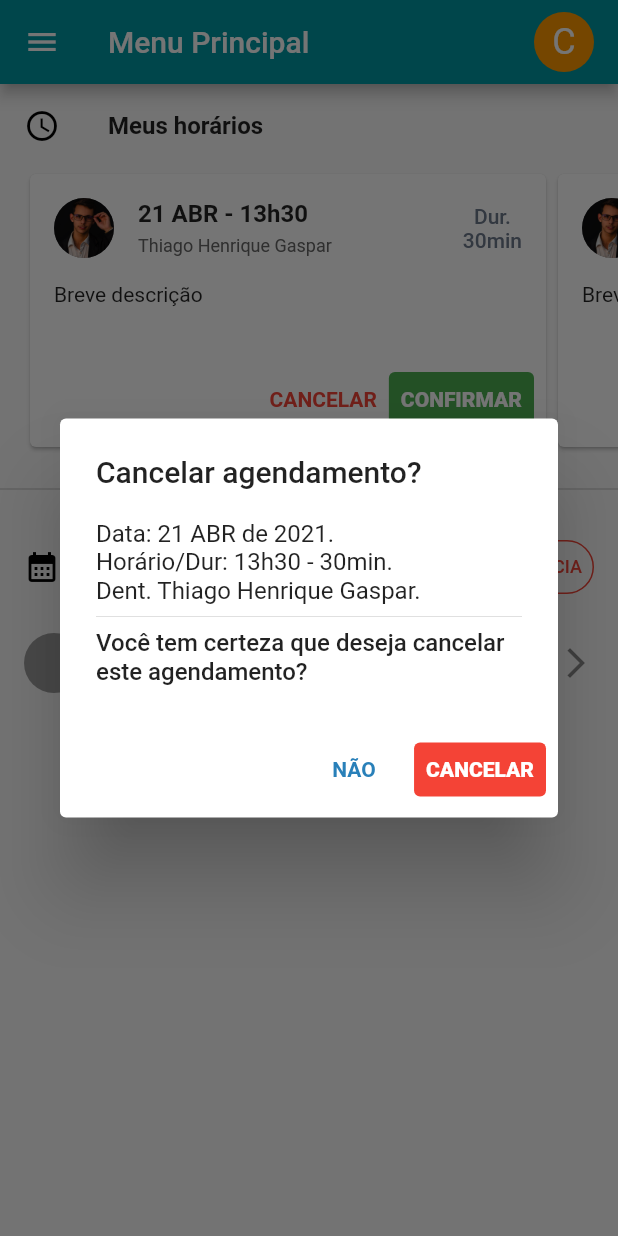
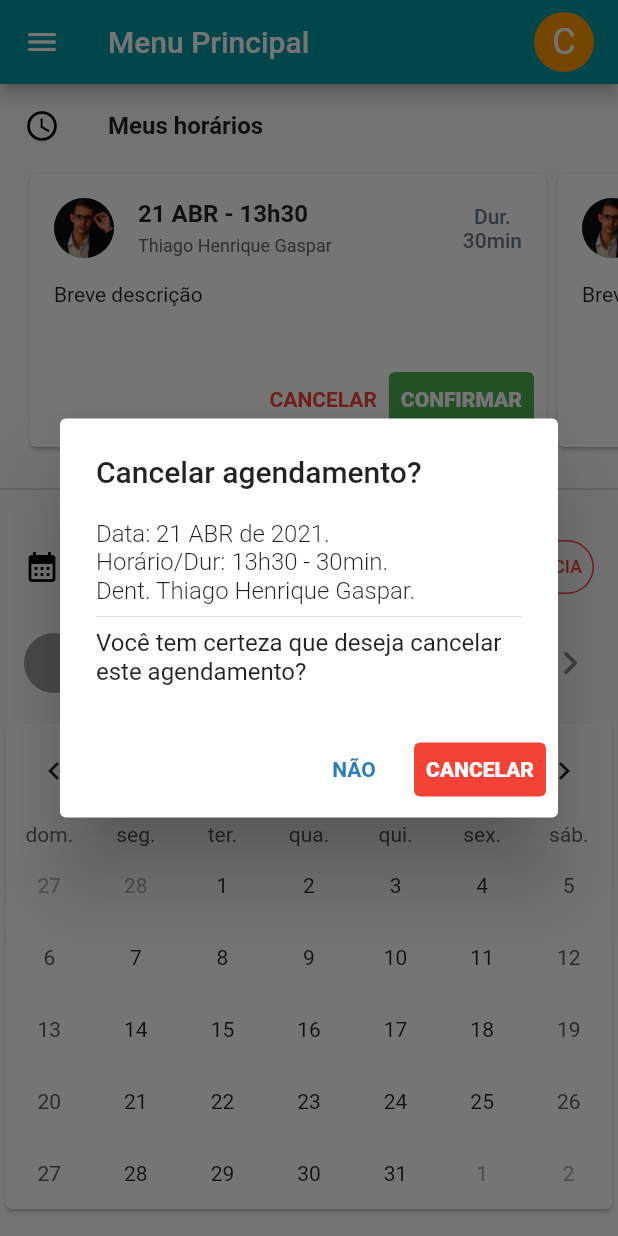
Before and after one commit to ReuelJosafa/App-teste-Interface-Clinica, a Flutter app: the screen it shows after launch, after a tap on "CANCELAR", on a phone screen of 412 x 824 dp. Run offline on Flutter 3.47's test engine with Material 2 defaults, Android fonts, the phone set to English and light mode, and no system bars; drawn by our look-alikes of table_calendar; our stand-ins replace share_plus, timeline_tile.

```diff
--- a/flutter_application_1/lib/app_datas.dart
+++ b/flutter_application_1/lib/app_datas.dart
@@ -17,7 +17,7 @@ class AppDatas {
       ];
 
   //TODO: não esquecer que a lista real deverá ser ordenada pela data.
-  static List<PersonTreatment> get personTreatments => [
+  static List<PersonTreatment> get peopleTreatments => [
         PersonTreatment(
             name: "Silvano de Freitas Vaz Filhos",
             category: "Responsável",
--- a/flutter_application_1/lib/components/appointment_types_widget.dart
+++ b/flutter_application_1/lib/components/appointment_types_widget.dart
@@ -24,7 +24,7 @@ class AppointmentTypesWidget extends StatelessWidget {
     return ListView.builder(
         shrinkWrap: true,
         physics: const NeverScrollableScrollPhysics(),
-        itemCount: people[indexPerson].lengthTreatmentsYear(yearReference),
+        itemCount: people[indexPerson].lengthTreatmentsOf(yearReference),
         itemBuilder: (context, indexTreatment) {
           //Como a partir do segundo ano este listView.builder começa a contar do zero fez-se necessário pegar o primeiro
           //index do ano de referência e somá-lo com o index dessa listagem de tratamentos.
--- a/flutter_application_1/lib/main.dart
+++ b/flutter_application_1/lib/main.dart
@@ -1,9 +1,12 @@
 import 'package:flutter/material.dart';
+import 'package:intl/date_symbol_data_local.dart';
 
 import 'modules/home/home_page.dart';
 
 void main() {
-  runApp(const MyApp());
+  initializeDateFormatting().then((_) =>
+      runApp(const MyApp())); //inicializa a formatação da data para PT-br
+  // runApp(const MyApp());
 }
 
 class MyApp extends StatelessWidget {
--- a/flutter_application_1/lib/models/treatment.dart
+++ b/flutter_application_1/lib/models/treatment.dart
@@ -14,7 +14,7 @@ class PersonTreatment {
 
   Set<int> get yearsReference => treatments.map((e) => e.year).toSet();
 
-  int lengthTreatmentsYear(int year) =>
+  int lengthTreatmentsOf(int year) =>
       treatments.where((e) => e.year == year).length;
 
   int firstYearIndex(int year) => treatments.indexWhere((e) => e.year == year);
@@ -28,7 +28,7 @@ class Treatment {
   final int year;
   final String treatmentTitle;
   final String valorSubT;
-  //TODO: Conferir um valor nulável que pode receber um valor noconstrutor.
+  //TODO: Conferir um valor nulável que pode receber um valor no construtor.
   final String? parcelamentoSubT;
   final String? valorParceladoSubT;
   final String dentist;
--- a/flutter_application_1/lib/modules/home/home_page.dart
+++ b/flutter_application_1/lib/modules/home/home_page.dart
@@ -19,9 +19,7 @@ class MyHomePage extends StatefulWidget {
 
 class _MyHomePageState extends State<MyHomePage> {
   MenuLTSelected enumMenuLTSelected = MenuLTSelected.mainMenu;
-  List<MenusTitleLTWidget> menusTitleLT = [];
-  // late BuildContext buildContext;
-  final _pageController = PageController();
+  List<MenusTitleLTWidget> _menusTitleLT = [];
 
   @override
   void initState() {
@@ -34,7 +32,7 @@ class _MyHomePageState extends State<MyHomePage> {
     return NavDrawer(
       namePersonHeader: namePerson,
       menusTitleLT:
-          menusTitleLT, /* imagePersonHeader: const AssetImage('images/silvao.jpg'), */
+          _menusTitleLT, /* imagePersonHeader: const AssetImage('images/silvao.jpg'), */
     );
   }
 
@@ -93,7 +91,7 @@ class _MyHomePageState extends State<MyHomePage> {
   @override
   Widget build(BuildContext context) {
     //TODO: Atentar-se à permissão de acesso ao menu e navegação da tela.
-    menusTitleLT = [
+    _menusTitleLT = [
       MenusTitleLTWidget(hasPermission: true, title: "SERVIÇOS", menus: [
         MenuListTileWiget(
             hasPermission: true,
--- a/flutter_application_1/lib/modules/menu_principal/menu_principal_page.dart
+++ b/flutter_application_1/lib/modules/menu_principal/menu_principal_page.dart
@@ -2,6 +2,7 @@ import 'package:flutter/material.dart';
 import 'package:flutter_application_1/app_colors.dart';
 import 'package:flutter_application_1/app_datas.dart';
 import 'package:flutter_application_1/models/treatment.dart';
+import 'package:table_calendar/table_calendar.dart';
 
 import '../../components/meus_horarios_card_widget.dart';
 import '../../components/treatment_button_action_widget.dart';
@@ -21,6 +22,7 @@ class MenuPrincipalPage extends StatefulWidget {
 class _MenuPrincipalPageState extends State<MenuPrincipalPage> {
   bool boolTeste = false;
   late List<TreatmentCard> _testCardTreatments;
+  // final calendarController = CalenderController();
 
   @override
   void initState() {
@@ -70,7 +72,7 @@ class _MenuPrincipalPageState extends State<MenuPrincipalPage> {
             overflow: TextOverflow.ellipsis,
             maxLines: 1,
             style: TextStyle(fontSize: 12, color: Color(0xFF666666))),
-        trailing: const Icon(Icons.arrow_forward_ios));
+        trailing: const Icon(Icons.keyboard_arrow_right_rounded, size: 32));
   }
 
   void _showAlertDialog(
@@ -88,11 +90,14 @@ class _MenuPrincipalPageState extends State<MenuPrincipalPage> {
                   crossAxisAlignment: CrossAxisAlignment.start,
                   mainAxisSize: MainAxisSize.min,
                   children: [
-                    Text(treatmentInfo),
-                    Divider(),
+                    Text(
+                      treatmentInfo,
+                      style: const TextStyle(fontWeight: FontWeight.w300),
+                    ),
+                    const Divider(),
                     Text(
                       alertMsg,
-                      style: TextStyle(fontWeight: FontWeight.w500),
+                      style: const TextStyle(fontWeight: FontWeight.w400),
                     )
                   ]),
               actions: actions);
@@ -150,7 +155,6 @@ class _MenuPrincipalPageState extends State<MenuPrincipalPage> {
               onPressed: () {
                 setState(() {
                   treatmentCard.isConfirmed = true;
-                  // AppDatas.treatmentCards[index].isConfirmed = true;
                 });
                 Navigator.pop(context);
               },
@@ -158,32 +162,15 @@ class _MenuPrincipalPageState extends State<MenuPrincipalPage> {
         ]);
   }
 
-  @override
-  Widget build(BuildContext context) {
-    return Scaffold(
-        appBar: widget.pageAppBar,
-        drawer: widget.navDrawer,
-        //TODO: Atentar-se para um futura mundação de Widget, por conta do overflow na Column.
-        body: ListView(children: [
-          _titleListTile(Icons.schedule_outlined, "Meus horários"),
-          SizedBox(
-              height: 190,
-              child: ListView.builder(
-                  scrollDirection: Axis.horizontal,
-                  //TODO: Substituir por variável referente ao número de horários agendados.
-                  itemCount: _testCardTreatments.length,
-                  itemBuilder: (context, index) {
-                    final TreatmentCard treatmentCard =
-                        _testCardTreatments[index];
-                    // TODO: Colocar variáveis referentes as informações do card do agendamento.
+  Widget _treatmentsCardListView(BuildContext context, int index) {
+    final TreatmentCard treatmentCard = _testCardTreatments[index];
     return Padding(
       padding: EdgeInsets.only(left: index == 0 ? 16 : 0),
       child: MeusHorariosCard(
         dataTimeTitle:
             "${treatmentCard.dateTime.day} ${treatmentCard.monthAsString} - ${treatmentCard.dateTime.hour}h${treatmentCard.dateTime.minute}",
         dentistaName: treatmentCard.dentist,
-                        appointmentDuration:
-                            "${treatmentCard.duration.inMinutes}min",
+        appointmentDuration: "${treatmentCard.duration.inMinutes}min",
         appointmentDescription: treatmentCard.description,
         isConfirmed: treatmentCard.isConfirmed,
         cancelOnPressed: () {
@@ -194,16 +181,56 @@ class _MenuPrincipalPageState extends State<MenuPrincipalPage> {
         },
       ),
     );
-                  })),
+  }
+
+  Widget _calendarCard() {
+    return Card(
+      child: TableCalendar(
+        availableGestures: AvailableGestures.horizontalSwipe,
+        calendarStyle: const CalendarStyle(cellMargin: EdgeInsets.all(0)),
+        // calendarFormat: CalendarFormat.week,
+        pageJumpingEnabled: true,
+        rowHeight: 48,
+        locale: 'pt_BR',
+        daysOfWeekHeight: 20,
+        focusedDay: DateTime.utc(2022, 3, 2),
+        firstDay: DateTime.utc(2010, 10, 16),
+        lastDay: DateTime.utc(2030, 3, 14),
+        headerStyle:
+            const HeaderStyle(titleCentered: true, formatButtonVisible: false),
+      ),
+    );
+  }
+
+  @override
+  Widget build(BuildContext context) {
+    return Scaffold(
+        appBar: widget.pageAppBar,
+        drawer: widget.navDrawer,
+        body: ListView(physics: const BouncingScrollPhysics(), children: [
+          _titleListTile(Icons.schedule_outlined, "Meus horários"),
+          SizedBox(
+            height: 190,
+            child: ListView.builder(
+                physics: const BouncingScrollPhysics(),
+                scrollDirection: Axis.horizontal,
+                itemCount: _testCardTreatments.length,
+                itemBuilder: _treatmentsCardListView),
+          ),
           const Padding(
             padding: EdgeInsets.symmetric(vertical: 16),
-            child: Divider(
-              thickness: 1.25,
+            child: Divider(thickness: 1.25),
           ),
+          _titleListTile(
+            Icons.calendar_month,
+            "Agendamentos",
+            trailing: _trailingButtonAgendamentos(),
           ),
-          _titleListTile(Icons.calendar_month, "Agendamentos",
-              trailing: _trailingButtonAgendamentos()),
           _selectDentistLT(),
+          _calendarCard(),
+          const SizedBox(height: 16),
+          const SizedBox(height: 56),
+          const SizedBox(height: 96),
         ]));
   }
 }
--- a/flutter_application_1/lib/modules/meus_tratamentos/meus_tratamentos_page.dart
+++ b/flutter_application_1/lib/modules/meus_tratamentos/meus_tratamentos_page.dart
@@ -32,7 +32,7 @@ class _MeusTratamentosPageState extends State<MeusTratamentosPage> {
         planoHeader: title,
         color: color,
         iconHeader: icon,
-        people: AppDatas.personTreatments,
+        people: AppDatas.peopleTreatments,
       ),
     );
   }
@@ -74,6 +74,7 @@ class _MeusTratamentosPageState extends State<MeusTratamentosPage> {
       body: Stack(
         children: [
           //TODO: retornar um sizedBox para as páginas que não contiverem informação.
+          //Construir uma função para cada tópico.
           PageView(
             controller: pageController,
             physics: const NeverScrollableScrollPhysics(),
--- a/flutter_application_1/lib/modules/minhas_contas/minhas_contas_page.dart
+++ b/flutter_application_1/lib/modules/minhas_contas/minhas_contas_page.dart
@@ -17,7 +17,7 @@ class _MinhasContasPageState extends State<MinhasContasPage> {
     return Scaffold(
       appBar: widget.pageAppBar,
       drawer: widget.navDrawer,
-      body: Center(child: Text("Minhas Contas Page")),
+      body: const Center(child: Text("Minhas Contas Page")),
     );
   }
 }
--- a/flutter_application_1/lib/modules/preferencias_usuario/preferencias_usuario_page.dart
+++ b/flutter_application_1/lib/modules/preferencias_usuario/preferencias_usuario_page.dart
@@ -17,7 +17,7 @@ class MinhasIndicacoestate extends State<PreferenciasUsuarioPage> {
     return Scaffold(
       appBar: widget.pageAppBar,
       drawer: widget.navDrawer,
-      body: Center(child: Text("Preferencias do Usuário Page")),
+      body: const Center(child: Text("Preferencias do Usuário Page")),
     );
   }
 }
--- a/flutter_application_1/pubspec.yaml
+++ b/flutter_application_1/pubspec.yaml
@@ -36,6 +36,7 @@ dependencies:
   # Use with the CupertinoIcons class for iOS style icons.
   cupertino_icons: ^1.0.2
   share_plus: ^3.1.0
+  table_calendar: ^3.0.5
 
 dev_dependencies:
   flutter_test:
```
Also changed, not shown: flutter_application_1/lib/modules/minhas_indicacoes/minhas_indicacoes_page.dart (+30 -1 lines), flutter_application_1/pubspec.lock, 1 other file. Lines whose indentation alone changed are shown as unchanged.
